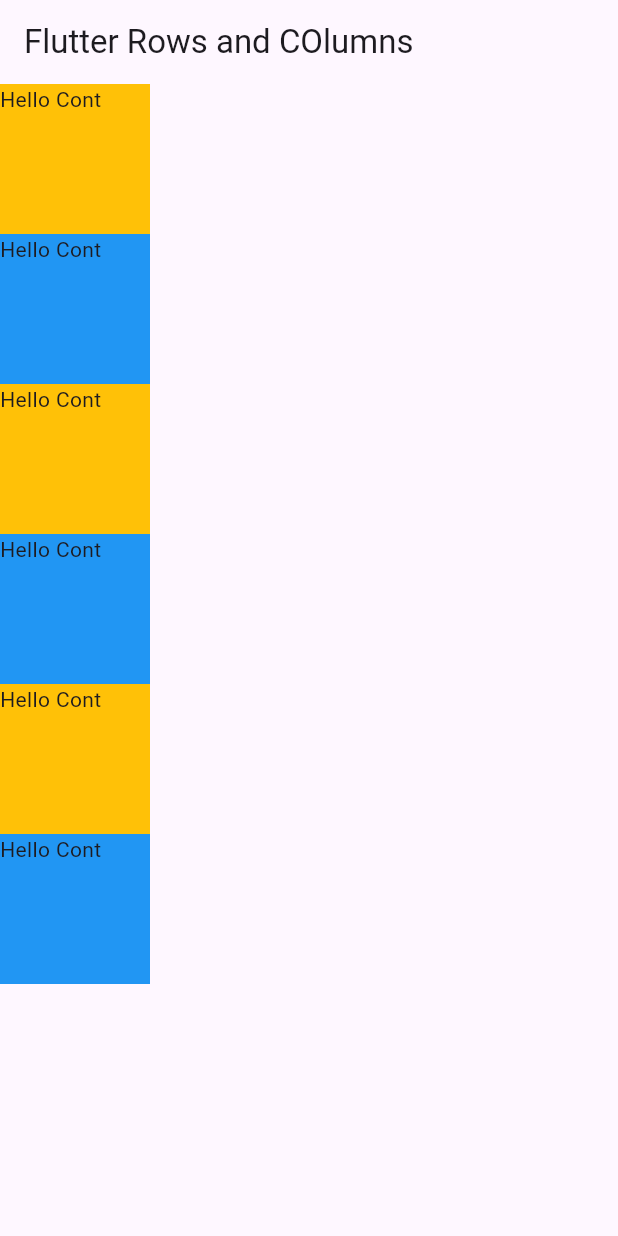
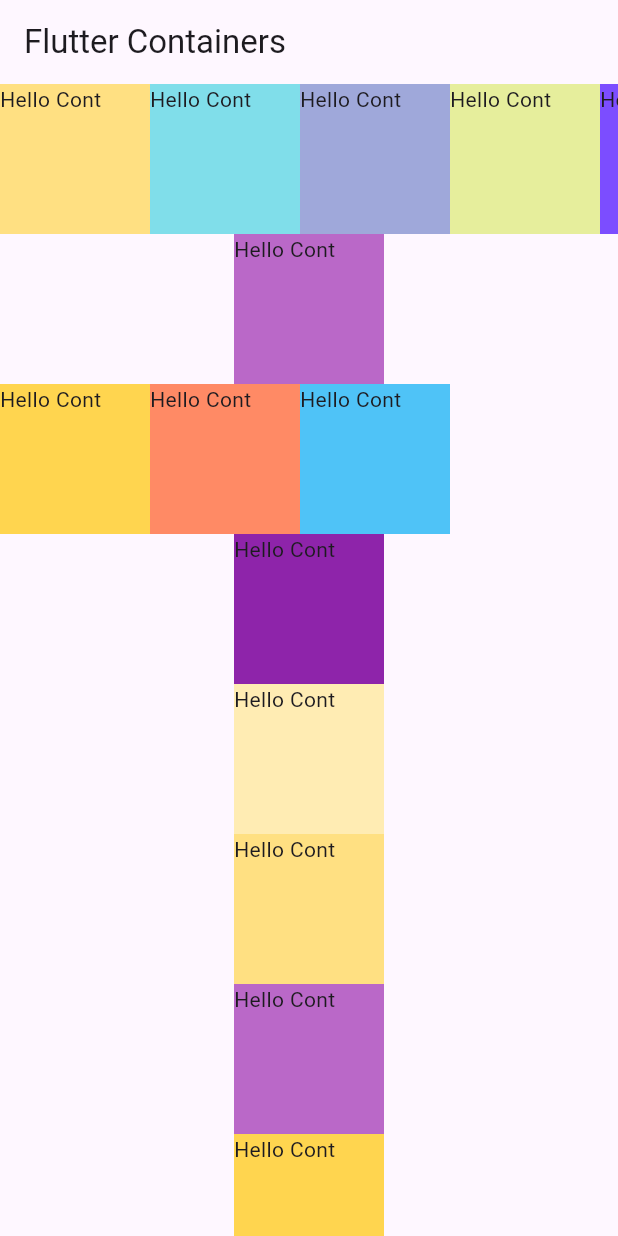
Before and after one commit to meetshaheer/flutter-rows-and-columns, a Flutter app: the screen it shows after launch, on a phone screen of 412 x 824 dp. Run offline on Flutter 3.47's test engine with Material 3 defaults, Android fonts, the phone set to English and light mode, and no system bars.

Commit message:
Creating containres with rows and columns and scrolling axis for both horizontal and vertical

```diff
--- a/rows_and_columns/lib/rows_and_columns.dart
+++ b/rows_and_columns/lib/rows_and_columns.dart
@@ -6,49 +6,167 @@
   @override
   Widget build(BuildContext context) {
     return Scaffold(
+        // FLutter APplication App Bar
         appBar: AppBar(
-        title: Text("Flutter Rows and COlumns"),
+          title: Text("Flutter Containers"),
         ),
-      body: Column(
+
+        // Body of Application
+        body: SingleChildScrollView(
+          child: Column(
+            children: [
+              SingleChildScrollView(
+                scrollDirection: Axis.horizontal,
+                child: Row(
                   children: [
                     Container(
                       height: 100,
                       width: 100,
-            color: Colors.amber,
+                      color: Colors.amber[200],
                       child: Text("Hello Cont"),
                     ),
                     Container(
                       height: 100,
                       width: 100,
-            color: Colors.blue,
+                      color: Colors.cyan[200],
                       child: Text("Hello Cont"),
                     ),
                     Container(
                       height: 100,
                       width: 100,
-            color: Colors.amber,
+                      color: Colors.indigo[200],
                       child: Text("Hello Cont"),
                     ),
                     Container(
                       height: 100,
                       width: 100,
-            color: Colors.blue,
+                      color: Colors.lime[200],
                       child: Text("Hello Cont"),
                     ),
                     Container(
                       height: 100,
                       width: 100,
-            color: Colors.amber,
+                      color: Colors.deepPurpleAccent[200],
+                      child: Text("Hello Cont"),
+                    ),
+                  ],
+                ),
+              ),
+              Container(
+                height: 100,
+                width: 100,
+                color: Colors.purple[300],
+                child: Text("Hello Cont"),
+              ),
+              Row(
+                children: [
+                  Container(
+                    height: 100,
+                    width: 100,
+                    color: Colors.amber[300],
                     child: Text("Hello Cont"),
                   ),
                   Container(
                     height: 100,
                     width: 100,
-            color: Colors.blue,
+                    color: Colors.deepOrange[300],
+                    child: Text("Hello Cont"),
+                  ),
+                  Container(
+                    height: 100,
+                    width: 100,
+                    color: Colors.lightBlue[300],
                     child: Text("Hello Cont"),
                   ),
                 ],
               ),
-    );
+              Container(
+                height: 100,
+                width: 100,
+                color: Colors.purple[600],
+                child: Text("Hello Cont"),
+              ),
+              Container(
+                height: 100,
+                width: 100,
+                color: Colors.amber[100],
+                child: Text("Hello Cont"),
+              ),
+              Container(
+                height: 100,
+                width: 100,
+                color: Colors.amber[200],
+                child: Text("Hello Cont"),
+              ),
+              Container(
+                height: 100,
+                width: 100,
+                color: Colors.purple[300],
+                child: Text("Hello Cont"),
+              ),
+              Container(
+                height: 100,
+                width: 100,
+                color: Colors.amber[300],
+                child: Text("Hello Cont"),
+              ),
+              SingleChildScrollView(
+                scrollDirection: Axis.horizontal,
+                child: Row(
+                  children: [
+                    Container(
+                      height: 100,
+                      width: 100,
+                      color: Colors.purple[600],
+                      child: Text("Hello Cont"),
+                    ),
+                    Container(
+                      height: 100,
+                      width: 100,
+                      color: Colors.purple[100],
+                      child: Text("Hello Cont"),
+                    ),
+                    Container(
+                      height: 100,
+                      width: 100,
+                      color: Colors.purple[200],
+                      child: Text("Hello Cont"),
+                    ),
+                    Container(
+                      height: 100,
+                      width: 100,
+                      color: Colors.purple[300],
+                      child: Text("Hello Cont"),
+                    ),
+                    Container(
+                      height: 100,
+                      width: 100,
+                      color: Colors.purple[400],
+                      child: Text("Hello Cont"),
+                    ),
+                    Container(
+                      height: 100,
+                      width: 100,
+                      color: Colors.purple[500],
+                      child: Text("Hello Cont"),
+                    ),
+                    Container(
+                      height: 100,
+                      width: 100,
+                      color: Colors.purple[600],
+                      child: Text("Hello Cont"),
+                    ),
+                  ],
+                ),
+              ),
+              Container(
+                height: 100,
+                width: 100,
+                color: Colors.amber[100],
+                child: Text("Hello Cont"),
+              )
+            ],
+          ),
+        ));
   }
 }
```
Lines whose indentation alone changed are shown as unchanged.
